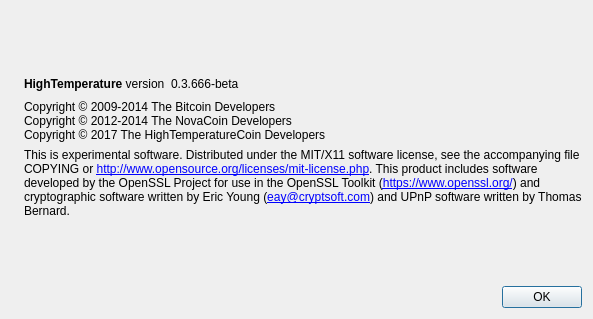
Above: src/qt/forms/aboutdialog.ui from htrcoin/htrcoin before the change. Below: the same form after it.
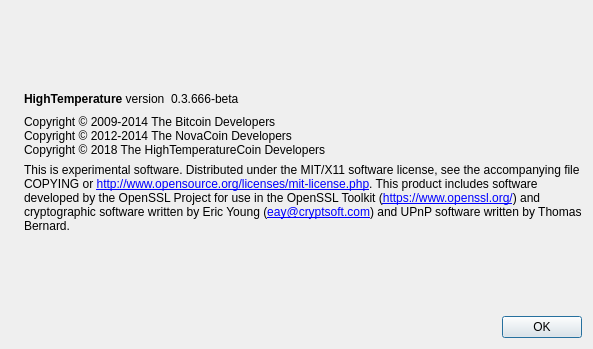
That is the form after the change. Icons and pictures are not drawn.

Diff of the .ui file:
```diff
--- a/src/qt/forms/aboutdialog.ui
+++ b/src/qt/forms/aboutdialog.ui
@@ -7,7 +7,7 @@
     <x>0</x>
     <y>0</y>
     <width>593</width>
-    <height>319</height>
+    <height>349</height>
    </rect>
   </property>
   <property name="windowTitle">
@@ -93,7 +93,7 @@
        <property name="text">
         <string>Copyright © 2009-2014 The Bitcoin Developers
 Copyright © 2012-2014 The NovaCoin Developers
-Copyright © 2017 The HighTemperatureCoin Developers</string>
+Copyright © 2018 The HighTemperatureCoin Developers</string>
        </property>
        <property name="textInteractionFlags">
         <set>Qt::LinksAccessibleByMouse|Qt::TextSelectableByKeyboard|Qt::TextSelectableByMouse</set>
```
